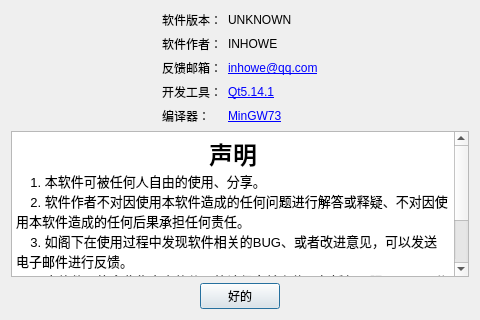
Qt form ComAssistant/ui/about_me_dialog.ui (DukeHouse/ComAssistant) before a commit.
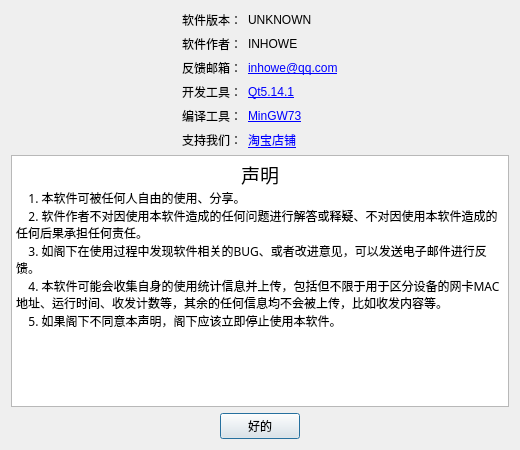
The same form after that commit.

Commit message: [ENH]关于窗口增加淘宝入口;优化字体显示

What changed in the file:
```diff
--- a/ComAssistant/ui/about_me_dialog.ui
+++ b/ComAssistant/ui/about_me_dialog.ui
@@ -9,8 +9,8 @@
    <rect>
     <x>0</x>
     <y>0</y>
-    <width>480</width>
-    <height>320</height>
+    <width>520</width>
+    <height>450</height>
    </rect>
   </property>
   <property name="windowTitle">
@@ -102,7 +102,7 @@
           <bool>true</bool>
          </property>
          <property name="text">
-          <string>编译器：</string>
+          <string>编译工具：</string>
          </property>
         </widget>
        </item>
@@ -113,6 +113,23 @@
          </property>
         </widget>
        </item>
+       <item row="5" column="0">
+        <widget class="QLabel" name="label_SupportUs">
+         <property name="enabled">
+          <bool>true</bool>
+         </property>
+         <property name="text">
+          <string>支持我们：</string>
+         </property>
+        </widget>
+       </item>
+       <item row="5" column="1">
+        <widget class="QLabel" name="QtUrl_SupportUs">
+         <property name="text">
+          <string>&lt;a href=&quot;https://inhowe.taobao.com/&quot;&gt;淘宝店铺&lt;/a&gt;</string>
+         </property>
+        </widget>
+       </item>
       </layout>
      </item>
      <item>
@@ -132,6 +149,11 @@
    </item>
    <item row="1" column="0">
     <widget class="QTextBrowser" name="textBrowser">
+     <property name="font">
+      <font>
+       <family>Microsoft YaHei UI Light</family>
+      </font>
+     </property>
      <property name="verticalScrollBarPolicy">
       <enum>Qt::ScrollBarAsNeeded</enum>
      </property>
@@ -139,13 +161,13 @@
       <string>&lt;!DOCTYPE HTML PUBLIC &quot;-//W3C//DTD HTML 4.0//EN&quot; &quot;http://www.w3.org/TR/REC-html40/strict.dtd&quot;&gt;
 &lt;html&gt;&lt;head&gt;&lt;meta name=&quot;qrichtext&quot; content=&quot;1&quot; /&gt;&lt;style type=&quot;text/css&quot;&gt;
 p, li { white-space: pre-wrap; }
-&lt;/style&gt;&lt;/head&gt;&lt;body style=&quot; font-family:'SimSun'; font-size:9pt; font-weight:400; font-style:normal;&quot;&gt;
-&lt;p align=&quot;center&quot; style=&quot; margin-top:0px; margin-bottom:0px; margin-left:0px; margin-right:0px; -qt-block-indent:0; text-indent:0px;&quot;&gt;&lt;span style=&quot; font-family:'SimSun'; font-size:18pt; font-weight:600;&quot;&gt;声明&lt;/span&gt;&lt;/p&gt;
-&lt;p style=&quot; margin-top:0px; margin-bottom:0px; margin-left:0px; margin-right:0px; -qt-block-indent:0; text-indent:0px;&quot;&gt;&lt;span style=&quot; font-family:'SimSun'; font-size:10pt;&quot;&gt;    1. 本软件可被任何人自由的使用、分享。&lt;/span&gt;&lt;/p&gt;
-&lt;p style=&quot; margin-top:0px; margin-bottom:0px; margin-left:0px; margin-right:0px; -qt-block-indent:0; text-indent:0px;&quot;&gt;&lt;span style=&quot; font-family:'SimSun'; font-size:10pt;&quot;&gt;    2. 软件作者不对因使用本软件造成的任何问题进行解答或释疑、不对因使用本软件造成的任何后果承担任何责任。&lt;/span&gt;&lt;/p&gt;
-&lt;p style=&quot; margin-top:0px; margin-bottom:0px; margin-left:0px; margin-right:0px; -qt-block-indent:0; text-indent:0px;&quot;&gt;&lt;span style=&quot; font-family:'SimSun'; font-size:10pt;&quot;&gt;    3. 如阁下在使用过程中发现软件相关的BUG、或者改进意见，可以发送电子邮件进行反馈。&lt;/span&gt;&lt;/p&gt;
-&lt;p style=&quot; margin-top:0px; margin-bottom:0px; margin-left:0px; margin-right:0px; -qt-block-indent:0; text-indent:0px;&quot;&gt;&lt;span style=&quot; font-family:'SimSun'; font-size:10pt;&quot;&gt;    4. 本软件可能会收集自身的使用统计信息并上传，包括但不限于用于区分设备的网卡MAC地址、运行时间、收发计数等，其余的任何信息均不会被上传，比如收发内容等。&lt;/span&gt;&lt;/p&gt;
-&lt;p style=&quot; margin-top:0px; margin-bottom:0px; margin-left:0px; margin-right:0px; -qt-block-indent:0; text-indent:0px;&quot;&gt;&lt;span style=&quot; font-family:'SimSun'; font-size:10pt;&quot;&gt;    5. 如果阁下不同意本声明，阁下应该立即停止使用本软件。&lt;/span&gt;&lt;/p&gt;&lt;/body&gt;&lt;/html&gt;</string>
+&lt;/style&gt;&lt;/head&gt;&lt;body style=&quot; font-family:'Microsoft YaHei'; font-size:9pt; font-weight:400; font-style:normal;&quot;&gt;
+&lt;p align=&quot;center&quot; style=&quot; margin-top:0px; margin-bottom:0px; margin-left:0px; margin-right:0px; -qt-block-indent:0; text-indent:0px;&quot;&gt;&lt;span style=&quot; font-family:'Microsoft YaHei'; font-size:14pt;&quot;&gt;声明&lt;/span&gt;&lt;/p&gt;
+&lt;p style=&quot; margin-top:0px; margin-bottom:0px; margin-left:0px; margin-right:0px; -qt-block-indent:0; text-indent:0px;&quot;&gt;&lt;span style=&quot; font-family:'Microsoft YaHei';&quot;&gt;    1. 本软件可被任何人自由的使用、分享。&lt;/span&gt;&lt;/p&gt;
+&lt;p style=&quot; margin-top:0px; margin-bottom:0px; margin-left:0px; margin-right:0px; -qt-block-indent:0; text-indent:0px;&quot;&gt;&lt;span style=&quot; font-family:'Microsoft YaHei';&quot;&gt;    2. 软件作者不对因使用本软件造成的任何问题进行解答或释疑、不对因使用本软件造成的任何后果承担任何责任。&lt;/span&gt;&lt;/p&gt;
+&lt;p style=&quot; margin-top:0px; margin-bottom:0px; margin-left:0px; margin-right:0px; -qt-block-indent:0; text-indent:0px;&quot;&gt;&lt;span style=&quot; font-family:'Microsoft YaHei';&quot;&gt;    3. 如阁下在使用过程中发现软件相关的BUG、或者改进意见，可以发送电子邮件进行反馈。&lt;/span&gt;&lt;/p&gt;
+&lt;p style=&quot; margin-top:0px; margin-bottom:0px; margin-left:0px; margin-right:0px; -qt-block-indent:0; text-indent:0px;&quot;&gt;&lt;span style=&quot; font-family:'Microsoft YaHei';&quot;&gt;    4. 本软件可能会收集自身的使用统计信息并上传，包括但不限于用于区分设备的网卡MAC地址、运行时间、收发计数等，其余的任何信息均不会被上传，比如收发内容等。&lt;/span&gt;&lt;/p&gt;
+&lt;p style=&quot; margin-top:0px; margin-bottom:0px; margin-left:0px; margin-right:0px; -qt-block-indent:0; text-indent:0px;&quot;&gt;&lt;span style=&quot; font-family:'Microsoft YaHei';&quot;&gt;    5. 如果阁下不同意本声明，阁下应该立即停止使用本软件。&lt;/span&gt;&lt;/p&gt;&lt;/body&gt;&lt;/html&gt;</string>
      </property>
     </widget>
    </item>
```
The commit also changes 2 other files.
